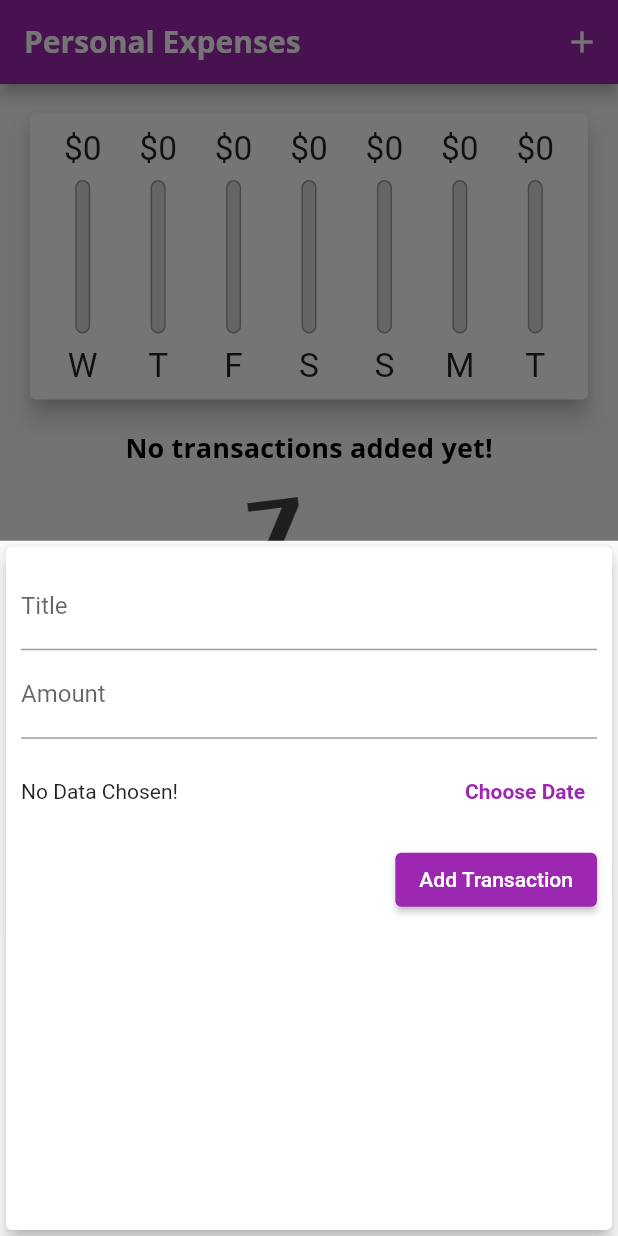
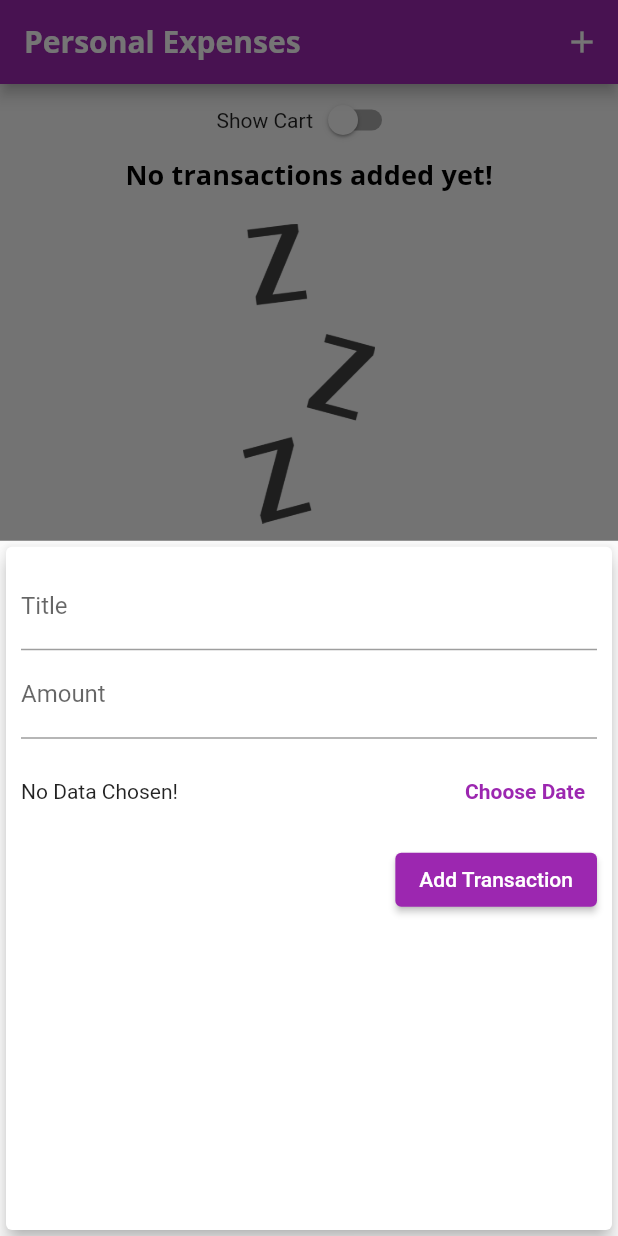
Before and after one commit to ditateum/personal_expenses_responsive_app, a Flutter app: the screen it shows after launch, after a tap on the "add" icon, on a phone screen of 412 x 824 dp. Run offline on Flutter 3.47's test engine with Material 2 defaults, Android fonts, the phone set to English and light mode, and no system bars.

Commit message:
Rendering alternative landscape content

```diff
--- a/lib/main.dart
+++ b/lib/main.dart
@@ -1,5 +1,4 @@
 import 'package:flutter/material.dart';
-import 'package:flutter/services.dart';
 import 'package:responsive_adaptive_app/widgets/chart.dart';
 import 'package:responsive_adaptive_app/widgets/transaction_list.dart';
 
@@ -7,11 +6,11 @@ import './models/transaction.dart';
 import './widgets/new_transaction.dart';
 
 void main() {
-  WidgetsFlutterBinding.ensureInitialized();
-  SystemChrome.setPreferredOrientations([
-    DeviceOrientation.portraitDown,
-    DeviceOrientation.portraitUp,
-  ]);
+  // WidgetsFlutterBinding.ensureInitialized();
+  // SystemChrome.setPreferredOrientations([
+  //   DeviceOrientation.portraitDown,
+  //   DeviceOrientation.portraitUp,
+  // ]);
   runApp(const MyApp());
 }
 
@@ -78,6 +77,8 @@ class _MyHomePageState extends State<MyHomePage> {
     // ),
   ];
 
+  bool _showCart = false;
+
   List<Transaction> get _recentTransactions {
     return _userTransactions.where((tx) {
       return tx.date.isAfter(
@@ -140,14 +141,29 @@ class _MyHomePageState extends State<MyHomePage> {
       body: SingleChildScrollView(
         child: Column(
           children: [
-            SizedBox(
+            Row(
+              mainAxisAlignment: MainAxisAlignment.center,
+              children: [
+                const Text('Show Cart'),
+                Switch(
+                  value: _showCart,
+                  onChanged: (value) {
+                    setState(() {
+                      _showCart = value;
+                    });
+                  },
+                ),
+              ],
+            ),
+            _showCart
+                ? SizedBox(
                     height: (MediaQuery.of(context).size.height -
                             appBar.preferredSize.height -
                             MediaQuery.of(context).padding.top) *
                         0.3,
                     child: Chart(recentTransactions: _recentTransactions),
-            ),
-            SizedBox(
+                  )
+                : SizedBox(
                     height: (MediaQuery.of(context).size.height -
                             appBar.preferredSize.height -
                             MediaQuery.of(context).padding.top) *
```
Lines whose indentation alone changed are shown as unchanged.
